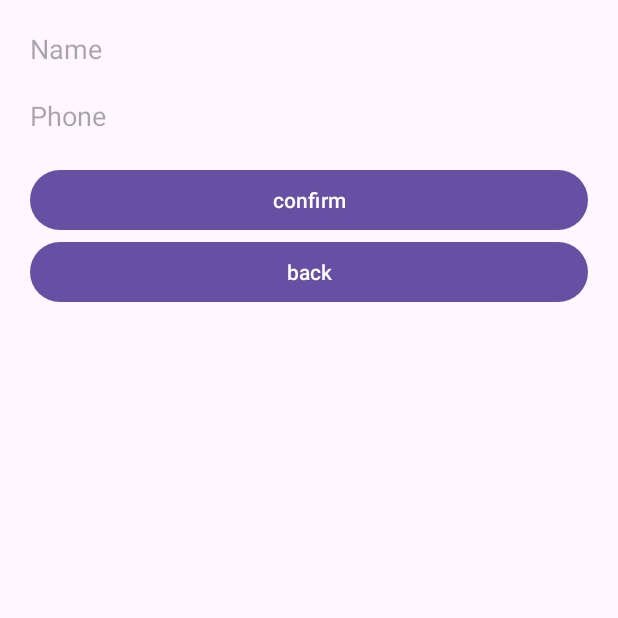
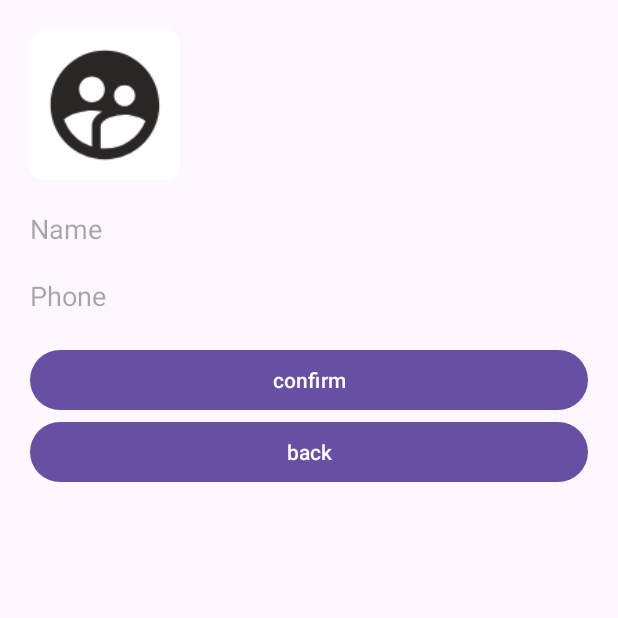
Before and after one commit to Rumiya-dev/TaxiApp, an Android app: the CustomerSettingsActivity screen opened directly, with no data from a screen before it, on a phone screen of 412 x 824 dp, the top half of it. Run offline under Robolectric (Android 15) with nearby library versions, the phone set to English and light mode, and no system bars; our stand-ins replace Firebase (no records; nobody signed in at launch, a user with empty details on screens opened directly).

Commit message:
saving profile image in firebase

```diff
--- a/app/src/main/res/drawable/ic_launcher_foreground.xml
+++ b/app/src/main/res/drawable/ic_launcher_foreground.xml
@@ -3,13 +3,13 @@
     android:height="108dp"
     android:viewportWidth="24"
     android:viewportHeight="24"
-    android:tint="#E32525">
+    android:tint="#282725">
   <group android:scaleX="0.58"
       android:scaleY="0.58"
       android:translateX="5.04"
       android:translateY="5.04">
     <path
         android:fillColor="@android:color/white"
-        android:pathData="M12,2C8.13,2 5,5.13 5,9c0,5.25 7,13 7,13s7,-7.75 7,-13c0,-3.87 -3.13,-7 -7,-7zM12,11.5c-1.38,0 -2.5,-1.12 -2.5,-2.5s1.12,-2.5 2.5,-2.5 2.5,1.12 2.5,2.5 -1.12,2.5 -2.5,2.5z"/>
+        android:pathData="M11.99,2c-5.52,0 -10,4.48 -10,10s4.48,10 10,10 10,-4.48 10,-10 -4.48,-10 -10,-10zM15.6,8.34c1.07,0 1.93,0.86 1.93,1.93 0,1.07 -0.86,1.93 -1.93,1.93 -1.07,0 -1.93,-0.86 -1.93,-1.93 -0.01,-1.07 0.86,-1.93 1.93,-1.93zM9.6,6.76c1.3,0 2.36,1.06 2.36,2.36 0,1.3 -1.06,2.36 -2.36,2.36s-2.36,-1.06 -2.36,-2.36c0,-1.31 1.05,-2.36 2.36,-2.36zM9.6,15.89v3.75c-2.4,-0.75 -4.3,-2.6 -5.14,-4.96 1.05,-1.12 3.67,-1.69 5.14,-1.69 0.53,0 1.2,0.08 1.9,0.22 -1.64,0.87 -1.9,2.02 -1.9,2.68zM11.99,20c-0.27,0 -0.53,-0.01 -0.79,-0.04v-4.07c0,-1.42 2.94,-2.13 4.4,-2.13 1.07,0 2.92,0.39 3.84,1.15 -1.17,2.97 -4.06,5.09 -7.45,5.09z"/>
   </group>
 </vector>
--- a/app/src/main/res/layout/activity_customer_settings.xml
+++ b/app/src/main/res/layout/activity_customer_settings.xml
@@ -7,6 +7,14 @@
     tools:context=".CustomerSettingsActivity"
     android:orientation="vertical"
     android:padding="20sp">
+    <ImageView
+        android:layout_width="100sp"
+        android:layout_height="100sp"
+        android:id="@+id/profileImage"
+        android:src="@mipmap/ic_launcher_round"
+        android:layout_marginBottom="20sp"
+        />
+
     <EditText
         android:id="@+id/name"
         android:layout_width="match_parent"
--- /dev/null
+++ b/app/src/main/res/mipmap-anydpi-v26/ic_launcher.xml
@@ -0,0 +1,5 @@
+<?xml version="1.0" encoding="utf-8"?>
+<adaptive-icon xmlns:android="http://schemas.android.com/apk/res/android">
+    <background android:drawable="@color/ic_launcher_background"/>
+    <foreground android:drawable="@drawable/ic_launcher_foreground"/>
+</adaptive-icon>
--- /dev/null
+++ b/app/src/main/res/mipmap-anydpi-v26/ic_launcher_round.xml
@@ -0,0 +1,5 @@
+<?xml version="1.0" encoding="utf-8"?>
+<adaptive-icon xmlns:android="http://schemas.android.com/apk/res/android">
+    <background android:drawable="@color/ic_launcher_background"/>
+    <foreground android:drawable="@drawable/ic_launcher_foreground"/>
+</adaptive-icon>
--- /dev/null
+++ b/app/src/main/res/values/ic_launcher_background.xml
@@ -0,0 +1,4 @@
+<?xml version="1.0" encoding="utf-8"?>
+<resources>
+    <color name="ic_launcher_background">#FFFFFF</color>
+</resources>
```
Also changed, not shown: app/build.gradle.kts (+7 -0 lines), app/src/main/java/com/example/ubergoogle/CustomerSettingsActivity.java (+94 -2 lines), app/src/main/ic_launcher-playstore.png, app/src/main/res/mipmap-hdpi/ic_launcher.webp (added), app/src/main/res/mipmap-hdpi/ic_launcher_round.webp (added), app/src/main/res/mipmap-mdpi/ic_launcher.webp (added), app/src/main/res/mipmap-mdpi/ic_launcher_round.webp (added), app/src/main/res/mipmap-xhdpi/ic_launcher.webp (added), app/src/main/res/mipmap-xhdpi/ic_launcher_round.webp (added), app/src/main/res/mipmap-xxhdpi/ic_launcher.webp (added), app/src/main/res/mipmap-xxhdpi/ic_launcher_round.webp (added), app/src/main/res/mipmap-xxxhdpi/ic_launcher.webp (added), app/src/main/res/mipmap-xxxhdpi/ic_launcher_round.webp (added).
